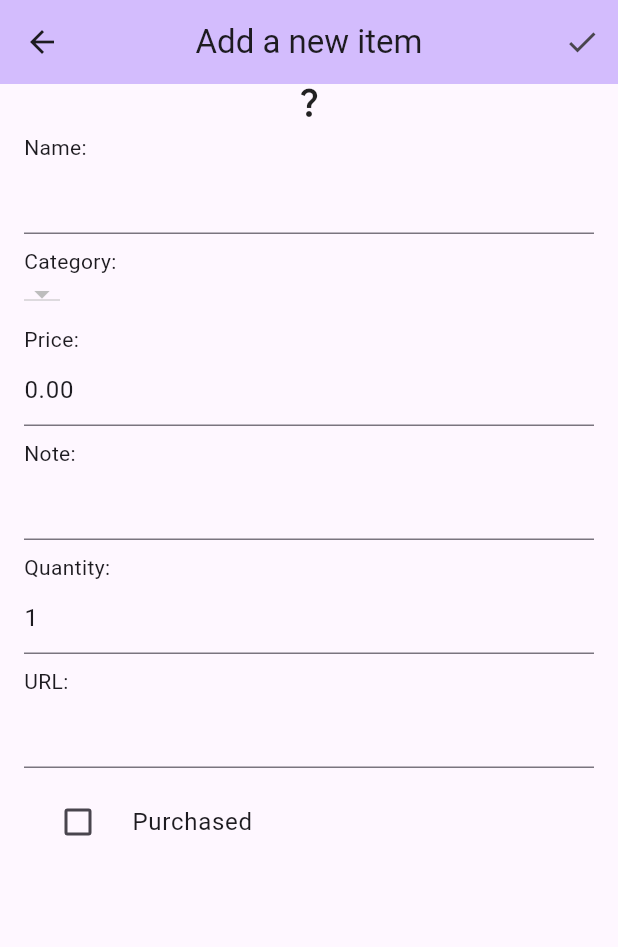
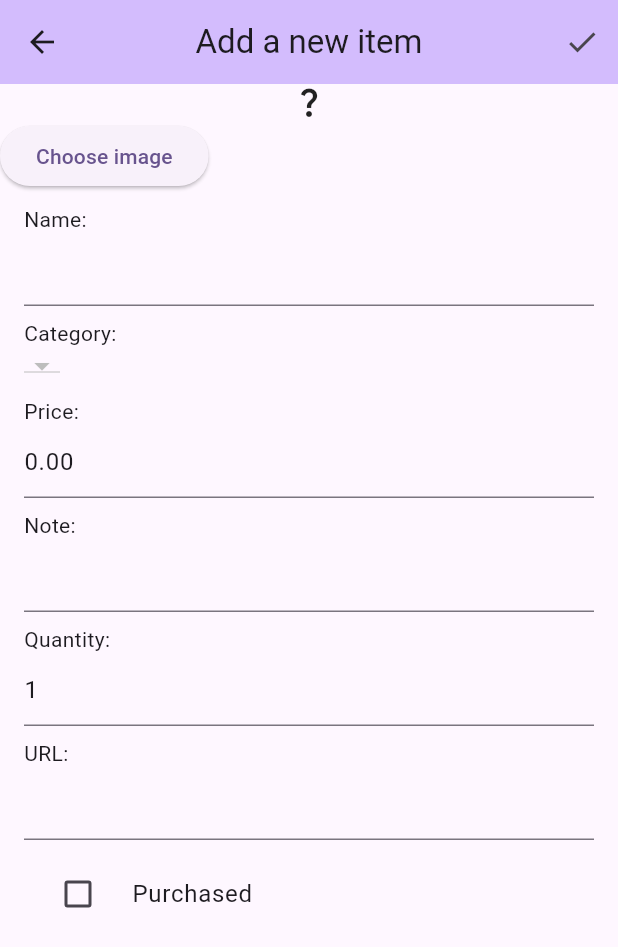
Before and after one commit to Nick-Trag/wili, a Flutter app: the EditItemWidget screen opened directly with empty values, on a phone screen of 412 x 824 dp. Shown: the top 947 px of the screen. Run offline on Flutter 3.47's test engine with Material 3 defaults, Android fonts, the phone set to English and light mode, and no system bars; our stand-ins replace flutter_spinkit, image_picker, shared_preferences, sqflite; accounts and stored records are empty.

Commit message:
Got the proper packages to pick images and started using them as a test

```diff
--- a/lib/pages/edit_item.dart
+++ b/lib/pages/edit_item.dart
@@ -1,5 +1,7 @@
 import 'package:flutter/material.dart';
 import 'package:flutter/services.dart';
+import 'package:image_picker/image_picker.dart';
+import 'package:path_provider/path_provider.dart';
 import 'package:provider/provider.dart';
 import 'package:wili/classes/item.dart';
 import 'package:wili/providers/item_provider.dart';
@@ -60,6 +62,17 @@ class _EditItemWidgetState extends State<EditItemWidget> {
               crossAxisAlignment: CrossAxisAlignment.start,
               children: [
                 Center(child: widget.item.image != "" ? Image.asset(widget.item.image) : const Icon(Icons.question_mark)), // TODO: Image picker
+                ElevatedButton(
+                  child: const Text("Choose image"),
+                  onPressed: () async {
+                    final ImagePicker picker = ImagePicker();
+                    final XFile? image = await picker.pickImage(source: ImageSource.gallery);
+
+                    final String path = (await getApplicationDocumentsDirectory()).path;
+
+                    // TODO: Activate this when I'm ready: await image?.saveTo(path);
+                  },
+                ),
                 const Padding(
                   padding: EdgeInsets.fromLTRB(16, 8, 0, 0),
                   child: Text(textAlign: TextAlign.start, "Name:"),
--- a/pubspec.yaml
+++ b/pubspec.yaml
@@ -43,6 +43,7 @@ dependencies:
   url_launcher: ^6.2.5
   shared_preferences: ^2.2.2
   image_picker: ^1.0.7
+  path_provider: ^2.1.2
 
 dev_dependencies:
   flutter_test:
```
Also changed, not shown: pubspec.lock.
